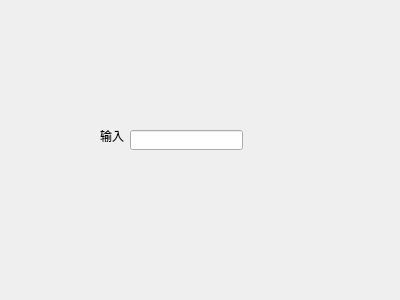
The window that widget.ui (day961/qt-eventfilter-test) describes before a commit, drawn with Qt 5.
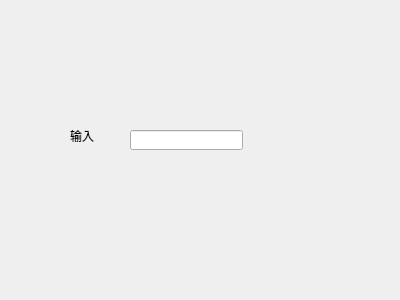
The same window after the commit.

Commit message: svoday add2

Patch:
```diff
--- a/widget.ui
+++ b/widget.ui
@@ -26,7 +26,7 @@
   <widget class="QLabel" name="label">
    <property name="geometry">
     <rect>
-     <x>100</x>
+     <x>70</x>
      <y>130</y>
      <width>54</width>
      <height>12</height>
```
